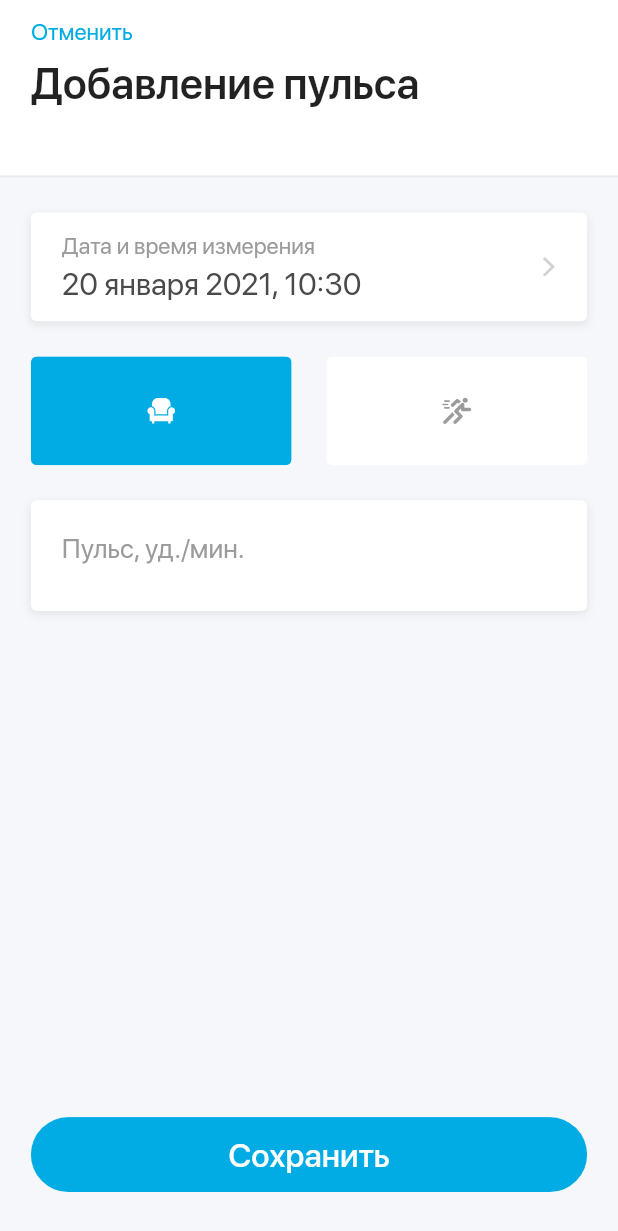
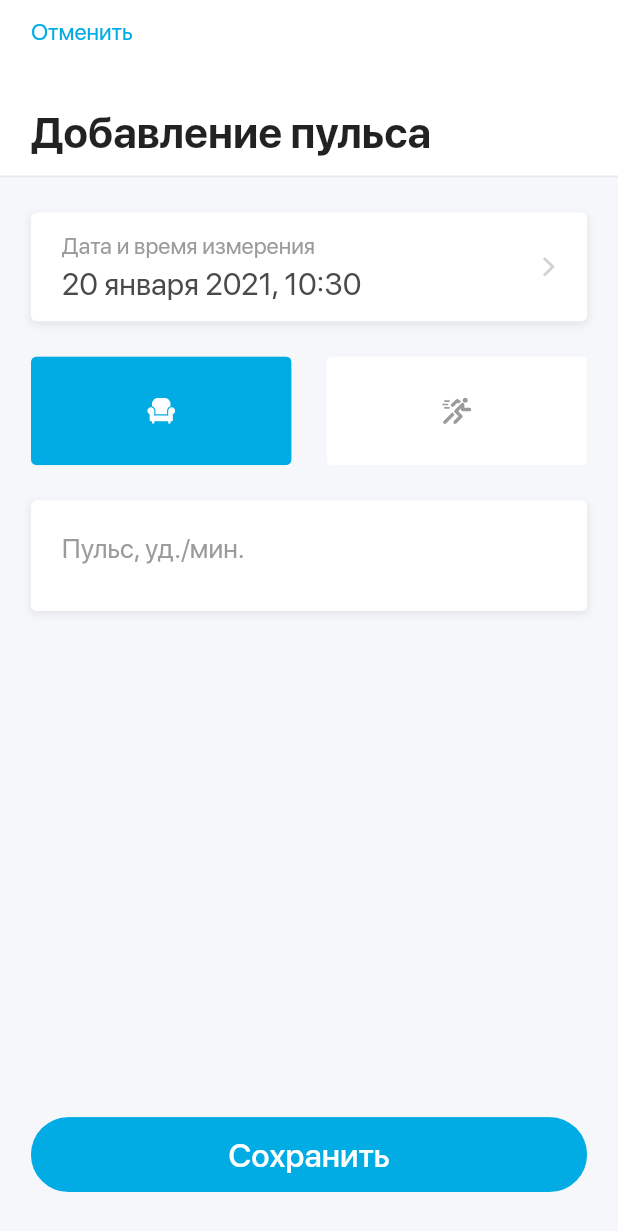
Before and after one commit to HardDays/EmmaLite, a Flutter app: the MeasurementNewScreen screen opened directly, on a phone screen of 412 x 824 dp. Shown: the top 1231 px of the screen. Run offline on Flutter 3.47's test engine with Material 2 defaults, Android fonts, the light colour scheme and no system bars; our stand-ins replace bloc, bot_toast, built_value, cached_network_image, date_format, dio and 9 more; missing offline and left inert: animated_rotation; accounts and stored records are empty; generated files the repository leaves out were written again; statements that could not run were skipped; project files that could hold a hidden picture were left out.

Commit message:
add select measurement type screen

```diff
--- a/lib/ui/components/app_bar/emm_app_bar.dart
+++ b/lib/ui/components/app_bar/emm_app_bar.dart
@@ -1,66 +1,57 @@
-import 'package:emma_mobile/ui/styles/test_styles.dart';
+import 'package:emma_mobile/utils/utils.dart';
 import 'package:flutter/material.dart';
 
-class EmmaAppBar extends AppBar {
+class EmmaAppBar extends StatelessWidget {
+  final String title;
+  final Widget leading;
+  final Widget trailing;
+
+  const EmmaAppBar({
+    Key key,
+    this.title,
+    this.leading,
+    this.trailing,
+  }) : super(key: key);
+
   @override
-  final Widget leading;
-  final String titleText;
-  @override
-  final bool centerTitle;
-  final Widget bottomWidget;
-
-  EmmaAppBar({
-    @required this.titleText,
-    this.centerTitle = false,
-    this.leading,
-    this.bottomWidget,
-  }) : super(
-          centerTitle: centerTitle,
-          title: Text(titleText, style: CustomTextStyles.expandedAppBarTitle),
-          automaticallyImplyLeading: false,
-          leading: leading,
-          titleSpacing: 0,
-          bottom: bottomWidget,
-        );
+  Widget build(BuildContext context) {
+    return Column(
+      children: [
+        Container(
+          width: MediaQuery.of(context).size.width,
+          constraints: BoxConstraints(minHeight: 100.h),
+          color: AppColors.cFFFFFF,
+          child: Column(
+            crossAxisAlignment: CrossAxisAlignment.start,
+            mainAxisAlignment: MainAxisAlignment.spaceBetween,
+            children: [
+              Row(
+                children: [
+                 if (leading != null)
+                   leading,
+                  const Spacer(),
+                ],
+              ),
+              Padding(
+                padding: EdgeInsets.only(bottom: 10.h, left: 16.w),
+                child: Text(
+                  title,
+                  style: AppTypography.font22.copyWith(
+                    fontWeight: FontWeight.w700,
+                  ),
+                ),
+              )
+            ],
+          ),
+        ),
+        ColoredBox(
+          color: AppColors.cE6E9EB,
+          child: SizedBox(
+            width: MediaQuery.of(context).size.width,
+            height: 1.h,
+          ),
+        )
+      ],
+    );
+  }
 }
-
-// class EmmaAppBar extends StatelessWidget with PreferredSizeWidget {
-//   const EmmaAppBar(
-//       {this.leading,
-//       @required this.titleText,
-//       this.centerTitle = true,
-//       this.height = 0,
-//       this.bottomWidget});
-
-//   final Widget leading;
-//   final String titleText;
-//   final bool centerTitle;
-//   final Widget bottomWidget;
-//   final double height;
-
-//   @override
-//   Widget build(BuildContext context) {
-//     return Material(
-//       elevation: 4.0,
-//       child: Container(
-//         height: preferredSize.height,
-//         color: CustomColors.white,
-//         child: Row(
-//           // mainAxisAlignment: MainAxisAlignment.spaceBetween,
-//           mainAxisAlignment: MainAxisAlignment.start,
-//         crossAxisAlignment: CrossAxisAlignment.center,
-//           mainAxisSize: MainAxisSize.min,
-//           children: [
-//             const WSpace(16),
-//             leading,
-//             Text(titleText, style: CustomTextStyles.expandedAppBarTitle),
-
-//           ],
-//         )
-//       ),
-//     );
-//   }
-
-//   @override
-//   Size get preferredSize => Size.fromHeight(kToolbarHeight+height);
-// }
--- a/lib/ui/components/bottom_navigation/custom_bottom_navigation_bar.dart
+++ b/lib/ui/components/bottom_navigation/custom_bottom_navigation_bar.dart
@@ -102,8 +102,9 @@ class _BottomNavigationBarCustomState extends State<BottomNavigationBarCustom>
                       _test()
                     },
                     child: Transform.translate(
-                        offset: Offset(0, animation.value),
-                        child: widget.items[index].inactiveIcon),
+                      offset: Offset(0, animation.value),
+                      child: widget.items[index].inactiveIcon,
+                    ),
                   );
                 }
                 return GestureDetector(
--- a/lib/ui/screens/measurement/measurement_new.dart
+++ b/lib/ui/screens/measurement/measurement_new.dart
@@ -5,6 +5,7 @@ import 'package:emma_mobile/models/measurements/height_model.dart';
 import 'package:emma_mobile/models/measurements/measurement.dart';
 import 'package:emma_mobile/models/measurements/pulse.dart';
 import 'package:emma_mobile/models/measurements/temperature.dart';
+import 'package:emma_mobile/ui/components/app_bar/emm_app_bar.dart';
 import 'package:emma_mobile/ui/components/bottom_sheet.dart';
 import 'package:emma_mobile/ui/components/buttons/emma_filled_button.dart';
 import 'package:emma_mobile/ui/components/icons.dart';
@@ -33,14 +34,9 @@ class MeasurementNewScreen extends StatelessWidget {
             backgroundColor: AppColors.cF5F7FA,
             body: Column(
               children: [
-                Container(
-                  width: MediaQuery.of(context).size.width,
-                  constraints: BoxConstraints(minHeight: 100.h),
-                  color: AppColors.cFFFFFF,
-                  child: Column(
-                    crossAxisAlignment: CrossAxisAlignment.start,
-                    children: [
-                      SafeArea(
+                EmmaAppBar(
+                  title: 'Добавление ${item.inNewScreen}',
+                  leading:  SafeArea(
                     bottom: false,
                     child: GestureDetector(
                       onTap: () {
@@ -62,24 +58,6 @@ class MeasurementNewScreen extends StatelessWidget {
                         ),
                       ),
                     ),
-                      ),
-                      Padding(
-                        padding: EdgeInsets.only(bottom: 10.h, left: 16.w),
-                        child: Text(
-                          'Добавление ${item.inNewScreen}',
-                          style: AppTypography.font22.copyWith(
-                            fontWeight: FontWeight.w600,
-                          ),
-                        ),
-                      )
-                    ],
-                  ),
-                ),
-                ColoredBox(
-                  color: AppColors.cE6E9EB,
-                  child: SizedBox(
-                    width: MediaQuery.of(context).size.width,
-                    height: 1.h,
                   ),
                 ),
                 Padding(
```
Also changed, not shown: lib/bloc/new_measurement_bloc/new_measurement_bloc.dart (+6 -2 lines), lib/ui/components/app_bar/emma_app_bar_with_bottom.dart (deleted, +0 -33 lines), lib/ui/components/bottom_menu.dart (+27 -16 lines), lib/ui/screens/assignment/assignment_new.dart (+8 -10 lines), lib/ui/screens/measurement/empty_measurements.dart (+25 -21 lines), lib/ui/screens/measurement/measurement_list_item.dart (+31 -15 lines), lib/ui/screens/measurement/measurements_screen.dart (+7 -4 lines), lib/ui/screens/measurement/select_measurement.dart (added, +49 -0 lines), lib/ui/screens/profile/profile_screen.dart (+11 -10 lines). Lines whose indentation alone changed are shown as unchanged.
